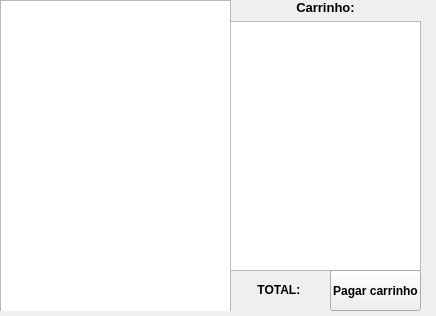
This is cliente.ui in tiagograveto/restaurante-gerenciamento as Qt 5 draws it before an edit. The edited form follows.
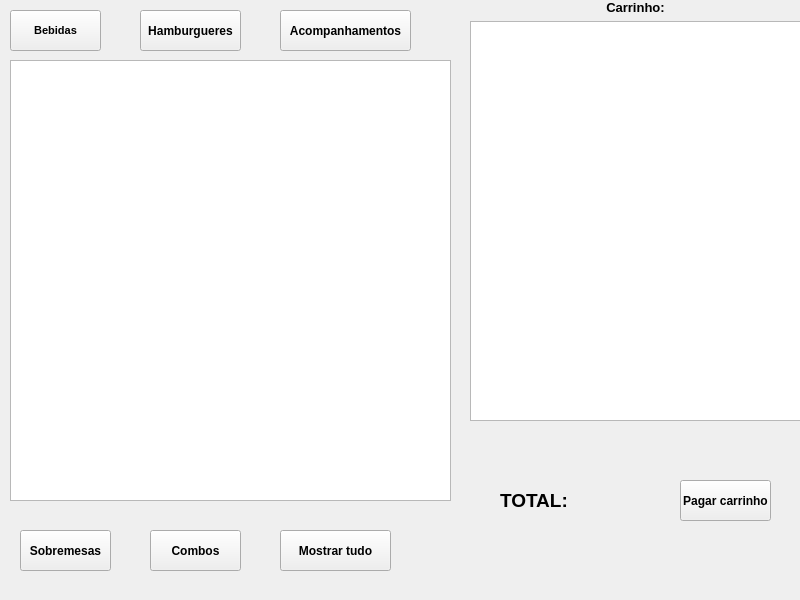
This is the edited form. The open tabs and pages were chosen to show the change.

What changed in the file:
```diff
--- a/cliente.ui
+++ b/cliente.ui
@@ -6,10 +6,16 @@
    <rect>
     <x>0</x>
     <y>0</y>
-    <width>436</width>
-    <height>316</height>
+    <width>800</width>
+    <height>600</height>
    </rect>
   </property>
+  <property name="maximumSize">
+   <size>
+    <width>800</width>
+    <height>600</height>
+   </size>
+  </property>
   <property name="windowTitle">
    <string>Form</string>
   </property>
@@ -18,8 +24,8 @@
     <rect>
      <x>0</x>
      <y>0</y>
-     <width>431</width>
-     <height>311</height>
+     <width>801</width>
+     <height>601</height>
     </rect>
    </property>
    <property name="currentIndex">
@@ -60,10 +66,10 @@
     <widget class="QWidget" name="verticalLayoutWidget">
      <property name="geometry">
       <rect>
-       <x>230</x>
+       <x>470</x>
        <y>0</y>
-       <width>191</width>
-       <height>271</height>
+       <width>331</width>
+       <height>421</height>
       </rect>
      </property>
      <layout class="QVBoxLayout" name="verticalLayout">
@@ -76,6 +82,11 @@
       </item>
       <item>
        <widget class="QListWidget" name="cartList">
+        <property name="font">
+         <font>
+          <pointsize>12</pointsize>
+         </font>
+        </property>
         <property name="textElideMode">
          <enum>Qt::ElideNone</enum>
         </property>
@@ -89,8 +100,8 @@
     <widget class="QPushButton" name="cartButton">
      <property name="geometry">
       <rect>
-       <x>330</x>
-       <y>270</y>
+       <x>680</x>
+       <y>480</y>
        <width>91</width>
        <height>41</height>
       </rect>
@@ -105,12 +116,17 @@
     <widget class="QListWidget" name="menuList">
      <property name="geometry">
       <rect>
-       <x>0</x>
-       <y>0</y>
-       <width>231</width>
-       <height>321</height>
+       <x>10</x>
+       <y>60</y>
+       <width>441</width>
+       <height>441</height>
       </rect>
      </property>
+     <property name="font">
+      <font>
+       <pointsize>12</pointsize>
+      </font>
+     </property>
      <property name="textElideMode">
       <enum>Qt::ElideNone</enum>
      </property>
@@ -121,8 +137,57 @@
     <widget class="QLabel" name="total">
      <property name="geometry">
       <rect>
-       <x>230</x>
-       <y>270</y>
+       <x>500</x>
+       <y>480</y>
+       <width>131</width>
+       <height>41</height>
+      </rect>
+     </property>
+     <property name="font">
+      <font>
+       <pointsize>14</pointsize>
+       <weight>75</weight>
+       <bold>true</bold>
+      </font>
+     </property>
+     <property name="styleSheet">
+      <string notr="true">font-weight: bold</string>
+     </property>
+     <property name="text">
+      <string>&lt;html&gt;&lt;head/&gt;&lt;body&gt;&lt;p&gt;&lt;span style=&quot; font-size:14pt;&quot;&gt;TOTAL: &lt;/span&gt;&lt;/p&gt;&lt;/body&gt;&lt;/html&gt;</string>
+     </property>
+     <property name="alignment">
+      <set>Qt::AlignLeading|Qt::AlignLeft|Qt::AlignVCenter</set>
+     </property>
+    </widget>
+    <widget class="QPushButton" name="hamburguers">
+     <property name="geometry">
+      <rect>
+       <x>10</x>
+       <y>10</y>
+       <width>91</width>
+       <height>41</height>
+      </rect>
+     </property>
+     <property name="font">
+      <font>
+       <pointsize>8</pointsize>
+       <weight>75</weight>
+       <bold>true</bold>
+      </font>
+     </property>
+     <property name="styleSheet">
+      <string notr="true">font-weight: bold</string>
+     </property>
+     <property name="text">
+      <string>Bebidas</string>
+     </property>
+    </widget>
+    <widget class="QPushButton" name="sides">
+     <property name="geometry">
+      <rect>
+       <x>140</x>
+       <y>10</y>
        <width>101</width>
        <height>41</height>
       </rect>
@@ -131,10 +196,71 @@
       <string notr="true">font-weight: bold</string>
      </property>
      <property name="text">
-      <string>&lt;html&gt;&lt;head/&gt;&lt;body&gt;&lt;p&gt;&lt;span style=&quot; font-weight:600;&quot;&gt;TOTAL: &lt;/span&gt;&lt;/p&gt;&lt;/body&gt;&lt;/html&gt;</string>
+      <string>Hamburgueres</string>
      </property>
-     <property name="alignment">
-      <set>Qt::AlignCenter</set>
+    </widget>
+    <widget class="QPushButton" name="sides_2">
+     <property name="geometry">
+      <rect>
+       <x>280</x>
+       <y>10</y>
+       <width>131</width>
+       <height>41</height>
+      </rect>
+     </property>
+     <property name="styleSheet">
+      <string notr="true">font-weight: bold</string>
+     </property>
+     <property name="text">
+      <string>Acompanhamentos</string>
+     </property>
+    </widget>
+    <widget class="QPushButton" name="desert">
+     <property name="geometry">
+      <rect>
+       <x>20</x>
+       <y>530</y>
+       <width>91</width>
+       <height>41</height>
+      </rect>
+     </property>
+     <property name="styleSheet">
+      <string notr="true">font-weight: bold</string>
+     </property>
+     <property name="text">
+      <string>Sobremesas</string>
+     </property>
+    </widget>
+    <widget class="QPushButton" name="desert_2">
+     <property name="geometry">
+      <rect>
+       <x>150</x>
+       <y>530</y>
+       <width>91</width>
+       <height>41</height>
+      </rect>
+     </property>
+     <property name="styleSheet">
+      <string notr="true">font-weight: bold</string>
+     </property>
+     <property name="text">
+      <string>Combos</string>
+     </property>
+    </widget>
+    <widget class="QPushButton" name="desert_3">
+     <property name="geometry">
+      <rect>
+       <x>280</x>
+       <y>530</y>
+       <width>111</width>
+       <height>41</height>
+      </rect>
+     </property>
+     <property name="styleSheet">
+      <string notr="true">font-weight: bold</string>
+     </property>
+     <property name="text">
+      <string>Mostrar tudo</string>
      </property>
     </widget>
    </widget>
```
Left out of the diff: 83 changed lines with no effect on the pictures.
